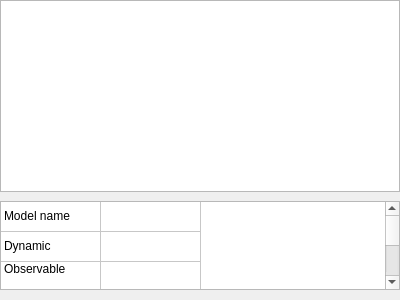
vle-forge/vle, file src/vle/gvle/filevpzrtool.ui: the form before one commit.
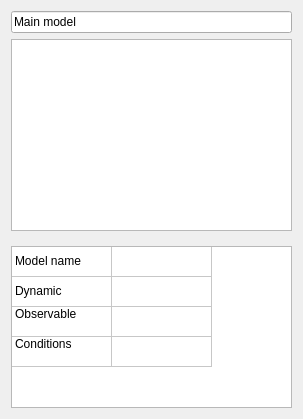
The form after the commit. The open tabs and pages were chosen to show the change.

The edit to the form file:
```diff
--- a/src/vle/gvle/filevpzrtool.ui
+++ b/src/vle/gvle/filevpzrtool.ui
@@ -6,29 +6,27 @@
    <rect>
     <x>0</x>
     <y>0</y>
-    <width>400</width>
-    <height>300</height>
+    <width>303</width>
+    <height>419</height>
    </rect>
   </property>
+  <property name="sizePolicy">
+   <sizepolicy hsizetype="Preferred" vsizetype="MinimumExpanding">
+    <horstretch>0</horstretch>
+    <verstretch>0</verstretch>
+   </sizepolicy>
+  </property>
   <property name="windowTitle">
    <string>Form</string>
   </property>
   <layout class="QVBoxLayout" name="verticalLayout">
-   <property name="spacing">
-    <number>0</number>
-   </property>
-   <property name="leftMargin">
-    <number>0</number>
-   </property>
-   <property name="topMargin">
-    <number>0</number>
-   </property>
-   <property name="rightMargin">
-    <number>0</number>
-   </property>
-   <property name="bottomMargin">
-    <number>10</number>
-   </property>
+   <item>
+    <widget class="QLineEdit" name="labelModel">
+     <property name="text">
+      <string>Main model</string>
+     </property>
+    </widget>
+   </item>
    <item>
     <widget class="QTreeWidget" name="modelTree">
      <attribute name="headerVisible">
```
Left out of the diff: 2 changed lines with no effect on the pictures.
